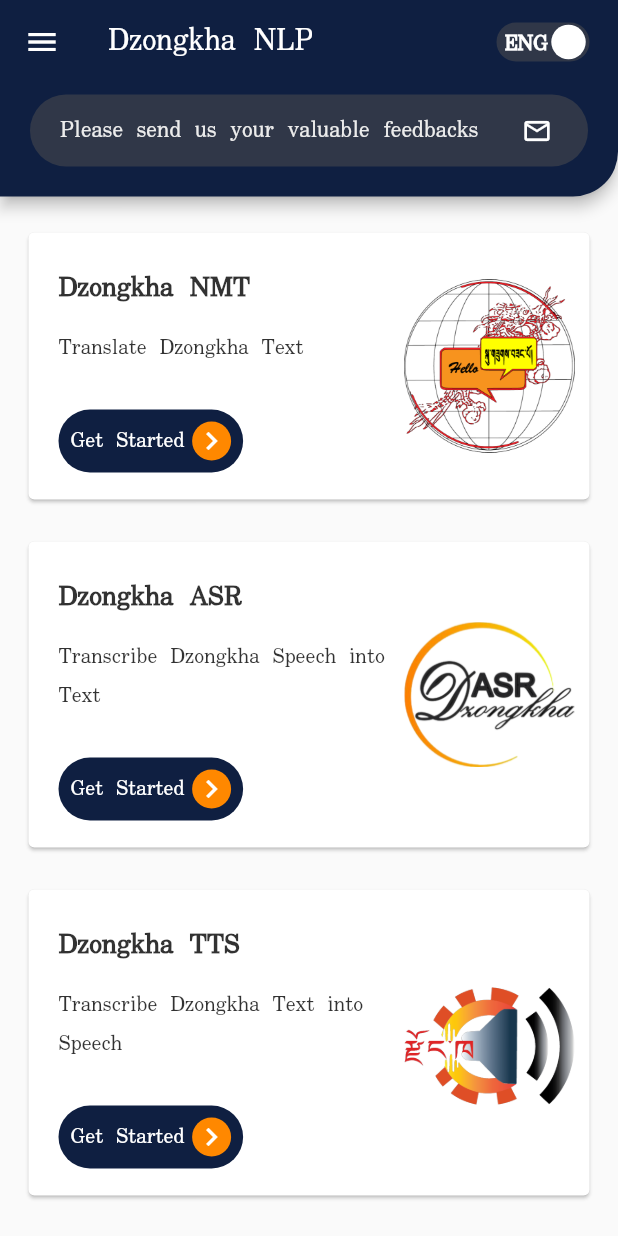
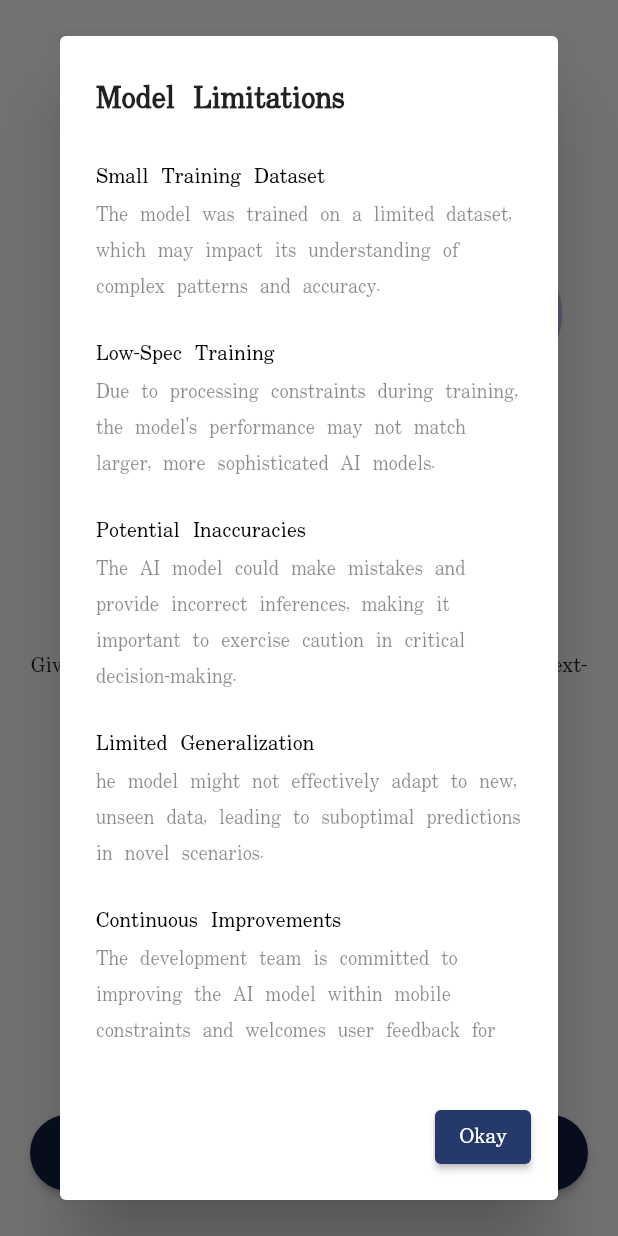
Before and after one commit to kinleyrabgay/nlp-v0, a Flutter app: the screen it shows after launch, after a tap on "Get Started", on a phone screen of 412 x 824 dp. Run offline on Flutter 3.47's test engine with Material 2 defaults, Android fonts, the phone set to English and light mode, and no system bars; drawn by our look-alikes of flutter_switch; our stand-ins replace audioplayers, file_picker, flutter_spinkit, flutter_svg, share_plus, shared_preferences; missing offline and left inert: record.

Commit message:
[NLP RUSH] Limitations Update

```diff
--- a/lib/pages/dashboard/dashboard_screen.dart
+++ b/lib/pages/dashboard/dashboard_screen.dart
@@ -6,6 +6,7 @@ import 'package:dzongkha_nlp_mobile/provider/state.dart';
 import 'package:flutter/material.dart';
 import 'package:provider/provider.dart';
 import '../components/app_bar.dart';
+import '../limitations/limitation.dart';
 import '../model/asr/asr_model.dart';
 import '../model/nmt/nmt_model.dart';
 import '../model/tts/tts_page.dart';
@@ -21,14 +22,47 @@ class DashboardScreen extends StatefulWidget implements PreferredSizeWidget {
 }
 
 class _DashboardScreenState extends State<DashboardScreen> {
+  final GlobalKey<ScaffoldState> _scaffoldKey = GlobalKey<ScaffoldState>();
+  String state = "dashboard";
+
   @override
   void initState() {
     super.initState();
   }
 
+  void _showLimitationDialog(String state, BuildContext context) {
+    List<Map<String, String>> limitations = [
+      {
+        "header": "Small Training Dataset",
+        "description":
+            "The model was trained on a limited dataset, which may impact its understanding of complex patterns and accuracy.",
+      },
+      {
+        "header": "Low-Spec Training",
+        "description":
+            "Due to processing constraints during training, the model's performance may not match larger, more sophisticated AI models."
+      },
+      {
+        "header": "Potential Inaccuracies",
+        "description":
+            "The AI model could make mistakes and provide incorrect inferences, making it important to exercise caution in critical decision-making."
+      },
+      {
+        "header": "Limited Generalization",
+        "description":
+            "he model might not effectively adapt to new, unseen data, leading to suboptimal predictions in novel scenarios.",
+      },
+      {
+        "header": "Continuous Improvements",
+        "description":
+            "The development team is committed to improving the AI model within mobile constraints and welcomes user feedback for enhancement."
+      }
+    ];
+    LimitationDialog.show(context, limitations, state);
+  }
+
   @override
   Widget build(BuildContext context) {
-    final GlobalKey<ScaffoldState> _scaffoldKey = GlobalKey<ScaffoldState>();
     final englishState = Provider.of<EnglishState>(context);
 
     return Scaffold(
@@ -118,6 +152,15 @@ class _DashboardScreenState extends State<DashboardScreen> {
             )
           ],
         ),
+      ),
+      floatingActionButton: FloatingActionButton(
+        onPressed: () {
+          _showLimitationDialog(state, context);
+        },
+        backgroundColor: englishState.isEnglishSelected
+            ? const Color.fromARGB(255, 37, 58, 107)
+            : Colors.orange,
+        child: const Icon(Icons.info),
       ),
       drawer: Drawer(
         child: Container(
--- /dev/null
+++ b/lib/pages/limitations/limitation.dart
@@ -0,0 +1,110 @@
+import 'package:dzongkha_nlp_mobile/pages/dashboard/dashboard_screen.dart';
+import 'package:flutter/material.dart';
+import 'package:provider/provider.dart';
+
+import '../../provider/state.dart';
+
+class LimitationDialog extends StatelessWidget {
+  final List<Map<String, String>> limitations;
+  final String state;
+
+  const LimitationDialog(
+      {Key? key, required this.limitations, required this.state})
+      : super(key: key);
+
+  @override
+  Widget build(BuildContext context) {
+    final englishState = Provider.of<EnglishState>(context);
+
+    return WillPopScope(
+      onWillPop: () async => false,
+      child: AlertDialog(
+        title: const Text(
+          'Model Limitations',
+          style: TextStyle(fontWeight: FontWeight.bold),
+        ),
+        content: SingleChildScrollView(
+          child: Column(
+            crossAxisAlignment: CrossAxisAlignment.start,
+            mainAxisSize: MainAxisSize.min,
+            children: [
+              for (var limitation in limitations)
+                Column(
+                  crossAxisAlignment: CrossAxisAlignment.stretch,
+                  children: [
+                    Text(
+                      limitation['header'] ?? '',
+                      style: const TextStyle(
+                        color: Colors.black,
+                        fontSize: 14,
+                      ),
+                    ),
+                    Text(
+                      limitation['description'] ?? '',
+                      style:
+                          const TextStyle(fontSize: 13, color: Colors.black45),
+                    ),
+                    const SizedBox(height: 20),
+                  ],
+                ),
+            ],
+          ),
+        ),
+        actions: <Widget>[
+          Padding(
+            padding: const EdgeInsets.all(10.0),
+            child: ElevatedButton(
+              style: ElevatedButton.styleFrom(
+                backgroundColor: englishState.isEnglishSelected
+                    ? const Color.fromARGB(255, 37, 58, 107)
+                    : Colors.orange,
+              ),
+              onPressed: () {
+                state == "onboarding"
+                    ? Navigator.pushReplacement(
+                        context,
+                        PageRouteBuilder(
+                          pageBuilder:
+                              (context, animation, secondaryAnimation) =>
+                                  const DashboardScreen(),
+                          transitionDuration:
+                              const Duration(milliseconds: 1000),
+                          transitionsBuilder:
+                              (context, animation, secondaryAnimation, child) {
+                            var begin = const Offset(1.0, 0.0);
+                            var end = Offset.zero;
+                            var curve = Curves.ease;
+                            var tween = Tween(begin: begin, end: end).chain(
+                              CurveTween(curve: curve),
+                            );
+                            return SlideTransition(
+                              position: animation.drive(tween),
+                              child: child,
+                            );
+                          },
+                        ),
+                      )
+                    : Navigator.of(context).pop();
+              },
+              child: const Text("Okay"),
+            ),
+          ),
+        ],
+      ),
+    );
+  }
+
+  static void show(BuildContext context, List<Map<String, String>> limitations,
+      String state) {
+    showDialog(
+      context: context,
+      barrierDismissible: false,
+      builder: (BuildContext context) {
+        return LimitationDialog(
+          limitations: limitations,
+          state: state,
+        );
+      },
+    );
+  }
+}
--- /dev/null
+++ b/lib/pages/limitations/limitation_screen.dart
@@ -0,0 +1,10 @@
+import 'package:flutter/material.dart';
+
+class LimitationScreen extends StatelessWidget {
+  const LimitationScreen({super.key});
+
+  @override
+  Widget build(BuildContext context) {
+    return const Placeholder();
+  }
+}
--- a/lib/pages/onboarding/onboarding_screen.dart
+++ b/lib/pages/onboarding/onboarding_screen.dart
@@ -1,7 +1,8 @@
-import 'package:dzongkha_nlp_mobile/pages/dashboard/dashboard_screen.dart';
-import 'package:flutter/material.dart';
-import 'package:flutter_svg/flutter_svg.dart';
-import 'dart:async';
+import "package:flutter/material.dart";
+import "package:flutter_svg/flutter_svg.dart";
+import "dart:async";
+
+import "../limitations/limitation.dart";
 
 class OnboardingScreen extends StatefulWidget {
   const OnboardingScreen({super.key});
@@ -14,6 +15,41 @@ class _OnboardingScreenState extends State<OnboardingScreen> {
   late PageController _pageController;
   int _pageIndex = 0;
   late Timer _timer;
+  String state = "onboarding";
+
+  // Inside your SplashScreen or any other screen where you want to show the dialog
+
+  void _showLimitationDialog(String state, BuildContext context) {
+    List<Map<String, String>> limitations = [
+      {
+        "header": "Small Training Dataset",
+        "description":
+            "The model was trained on a limited dataset, which may impact its understanding of complex patterns and accuracy.",
+      },
+      {
+        "header": "Low-Spec Training",
+        "description":
+            "Due to processing constraints during training, the model's performance may not match larger, more sophisticated AI models."
+      },
+      {
+        "header": "Potential Inaccuracies",
+        "description":
+            "The AI model could make mistakes and provide incorrect inferences, making it important to exercise caution in critical decision-making."
+      },
+      {
+        "header": "Limited Generalization",
+        "description":
+            "he model might not effectively adapt to new, unseen data, leading to suboptimal predictions in novel scenarios.",
+      },
+      {
+        "header": "Continuous Improvements",
+        "description":
+            "The development team is committed to improving the AI model within mobile constraints and welcomes user feedback for enhancement."
+      }
+    ];
+
+    LimitationDialog.show(context, limitations, state);
+  }
 
   @override
   void initState() {
@@ -82,29 +118,7 @@ class _OnboardingScreenState extends State<OnboardingScreen> {
                   const SizedBox(height: 100),
                   ElevatedButton(
                     onPressed: () {
-                      Navigator.pushReplacement(
-                        context,
-                        PageRouteBuilder(
-                          pageBuilder:
-                              (context, animation, secondaryAnimation) =>
-                                  const DashboardScreen(),
-                          transitionDuration:
-                              const Duration(milliseconds: 1000),
-                          transitionsBuilder:
-                              (context, animation, secondaryAnimation, child) {
-                            var begin = const Offset(1.0, 0.0);
-                            var end = Offset.zero;
-                            var curve = Curves.ease;
-                            var tween = Tween(begin: begin, end: end).chain(
-                              CurveTween(curve: curve),
-                            );
-                            return SlideTransition(
-                              position: animation.drive(tween),
-                              child: child,
-                            );
-                          },
-                        ),
-                      );
+                      _showLimitationDialog(state, context);
                     },
                     style: ElevatedButton.styleFrom(
                       backgroundColor: const Color.fromARGB(255, 15, 31, 65),
```
Also changed, not shown: lib/api/data.dart (+1 -7 lines).
